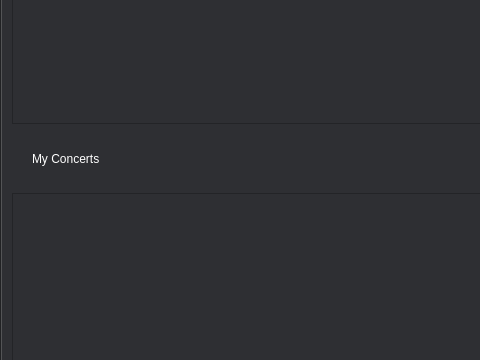
Old version of the form premium.ui in the repository Mahrokh-M/Spotify; both pictures show x 0 to 480 and y 373 to 733 of the 1552 by 733 pixel window.
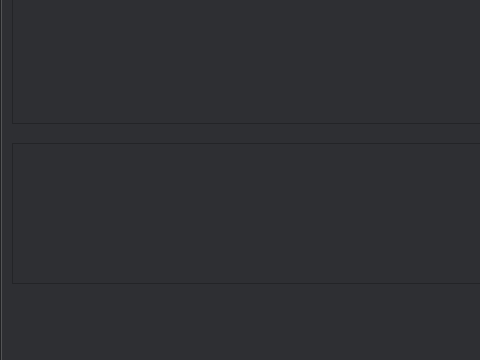
New version of the form. The open tabs and pages were chosen to show the change.

What changed in the file:
```diff
--- a/premium.ui
+++ b/premium.ui
@@ -1974,9 +1974,9 @@
      <property name="geometry">
       <rect>
        <x>10</x>
-       <y>540</y>
+       <y>490</y>
        <width>1501</width>
-       <height>181</height>
+       <height>141</height>
       </rect>
      </property>
      <property name="styleSheet">
@@ -1991,7 +1991,7 @@
         <x>0</x>
         <y>0</y>
         <width>1499</width>
-        <height>179</height>
+        <height>139</height>
        </rect>
       </property>
      </widget>
```
Left out of the diff: 2 changed lines with no effect on the pictures.
